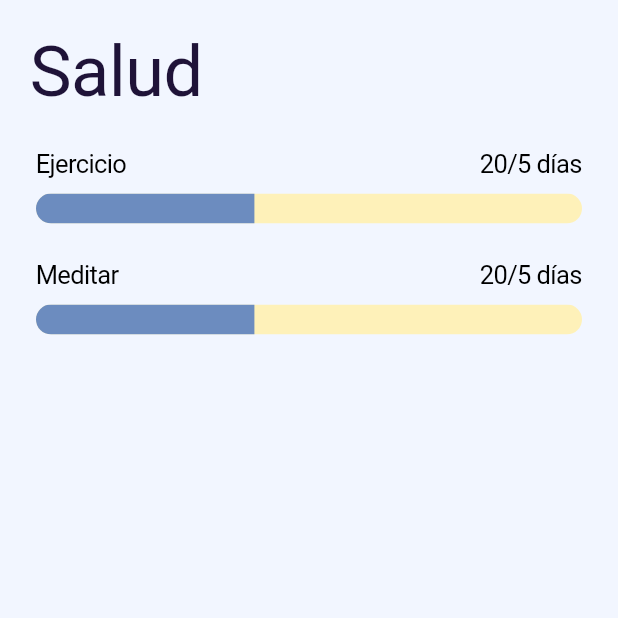
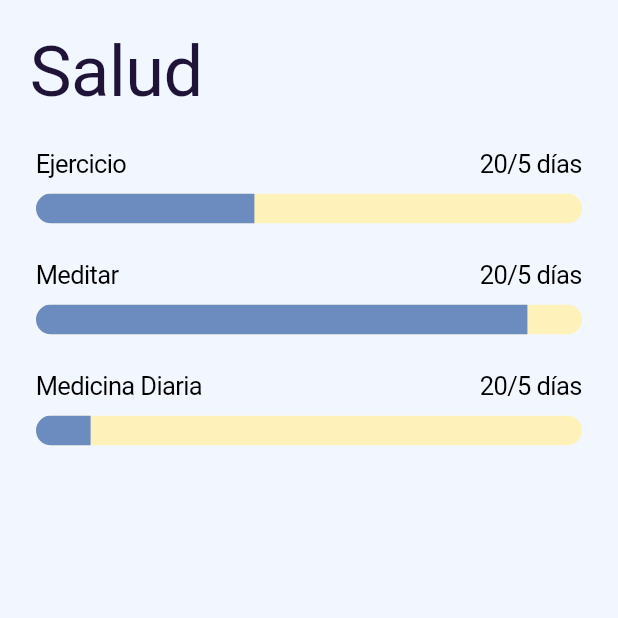
Before and after one commit to guillermoSb/proyecto_ing_software, a Flutter app: the HealthScreen screen opened directly, on a phone screen of 412 x 824 dp, the top half of it. Run offline on Flutter 3.47's test engine with Material 2 defaults, Android fonts, the phone set to English and light mode, and no system bars.

Commit message:
Implemented different progress bars

```diff
--- a/lib/screens/health_screen.dart
+++ b/lib/screens/health_screen.dart
@@ -15,12 +15,16 @@ class HealthScreen extends StatelessWidget {
         Padding(
           padding: EdgeInsets.all(24),
           child: Column(
-            children: [
-              ProgressWidget("Ejercicio"),
+            children: const [
+              ProgressWidget("Ejercicio", 0.4),
               SizedBox(
                 height: 24,
               ),
-              ProgressWidget("Meditar")
+              ProgressWidget("Meditar", 0.9),
+              SizedBox(
+                height: 24,
+              ),
+              ProgressWidget("Medicina Diaria", 0.1)
             ],
           ),
         )
@@ -31,8 +35,10 @@ class HealthScreen extends StatelessWidget {
 
 class ProgressWidget extends StatelessWidget {
   final String title;
+  final double progress;
   const ProgressWidget(
-    this.title, {
+    this.title,
+    this.progress, {
     Key? key,
   }) : super(key: key);
 
@@ -50,8 +56,8 @@ class ProgressWidget extends StatelessWidget {
         ClipRRect(
           borderRadius: BorderRadius.circular(10),
           child: Container(
-            child: const LinearProgressIndicator(
-              value: 0.4,
+            child: LinearProgressIndicator(
+              value: progress,
               color: AppTheme.primary,
               backgroundColor: AppTheme.secondary,
               minHeight: 20,
```
